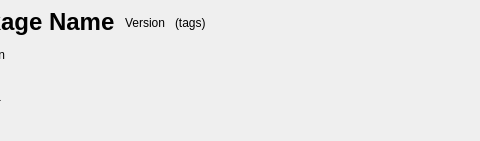
This is expanded_view.ui in chennes/AddonManager as Qt 5 draws it before an edit; both pictures show x 115 to 595 and y 0 to 141 of the 807 by 141 pixel window. The edited form follows.
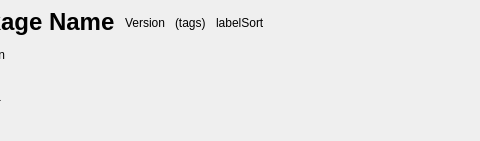
This is the edited form.

```diff
--- a/expanded_view.ui
+++ b/expanded_view.ui
@@ -122,6 +122,13 @@
          </property>
         </widget>
        </item>
+       <item>
+        <widget class="QLabel" name="labelSort">
+         <property name="text">
+          <string>labelSort</string>
+         </property>
+        </widget>
+       </item>
        <item>
         <spacer name="horizontalSpacer_2">
          <property name="orientation">
```
